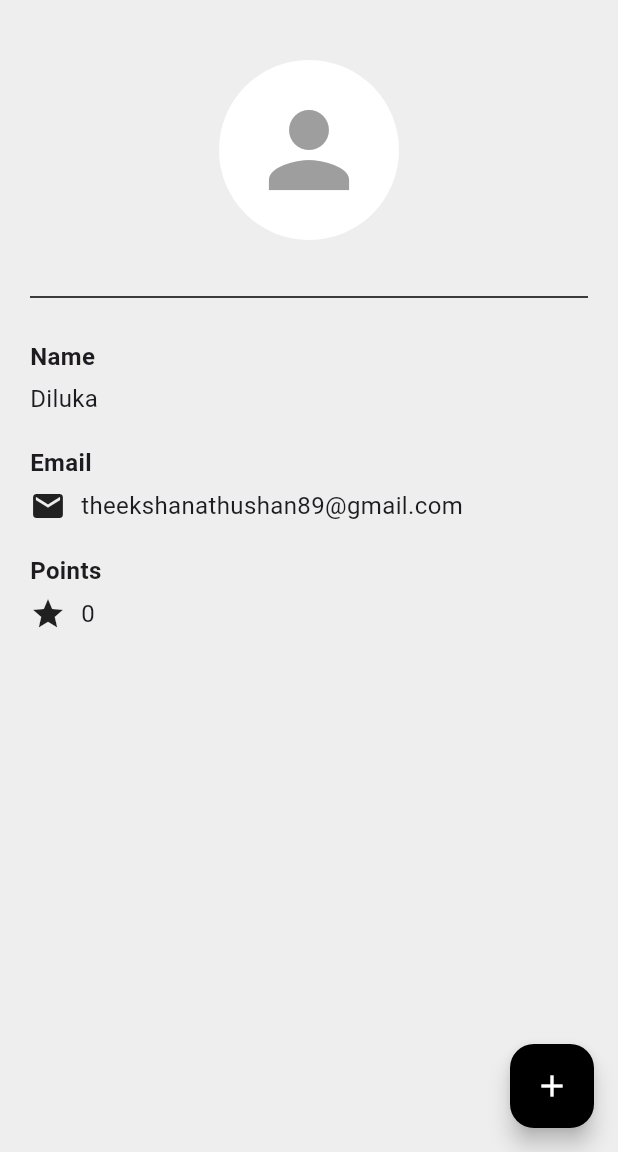
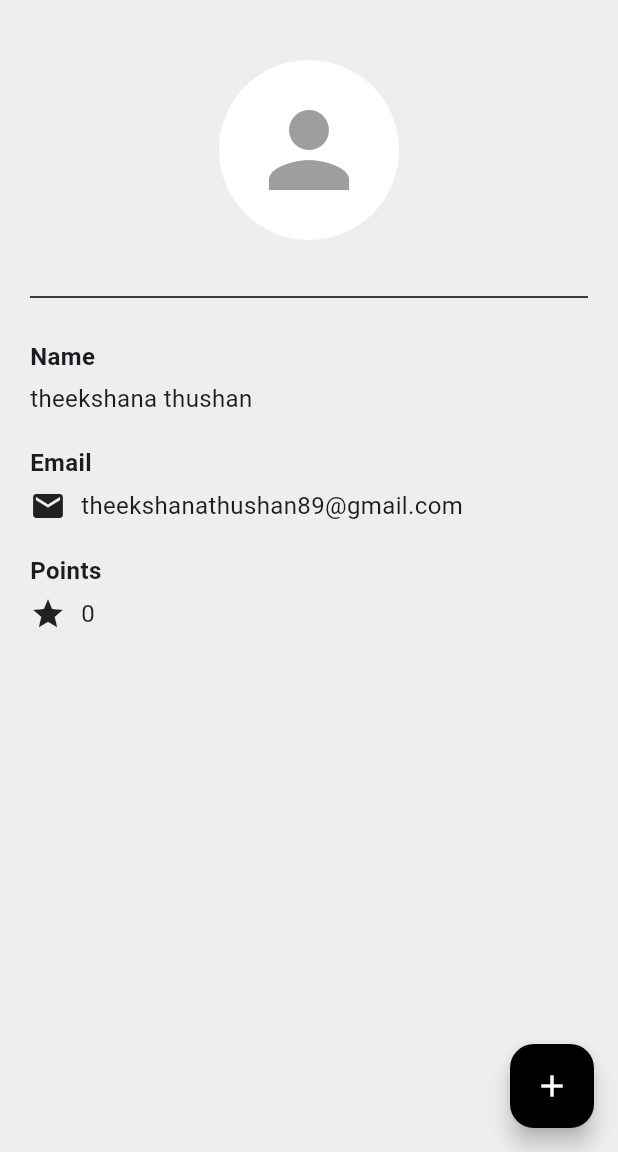
Before and after one commit to theekshanathushan/MAT_inclass02, a Flutter app: the screen it shows after launch, on a phone screen of 412 x 824 dp, the part 84-1236 px from its top. Run offline on Flutter 3.47's test engine with Material 3 defaults, Android fonts, the phone set to English and light mode, and no system bars.

Commit message:
I change name

```diff
--- a/lib/main.dart
+++ b/lib/main.dart
@@ -82,7 +82,7 @@ class _ProfileScreenState extends State<ProfileScreen> {
             ),
             const SizedBox(height: 5),
             const Text(
-              'Diluka',
+              'theekshana thushan',
               style: TextStyle(fontSize: 16),
             ),
             const SizedBox(height: 20),
```
